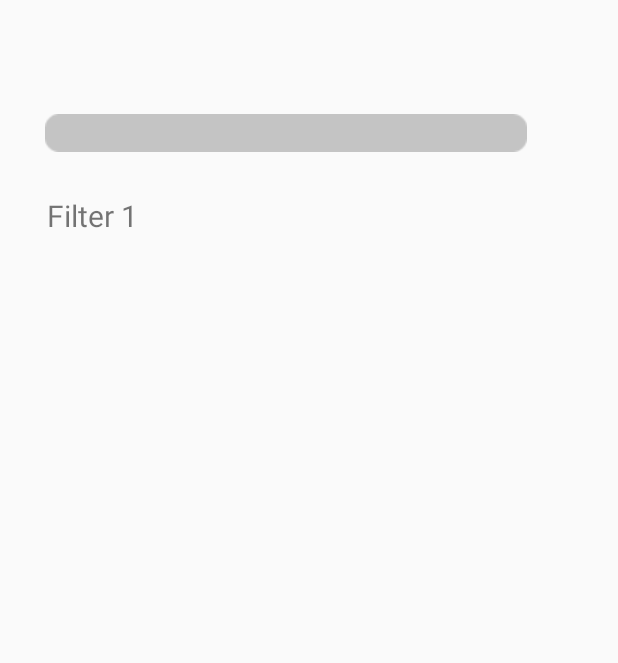
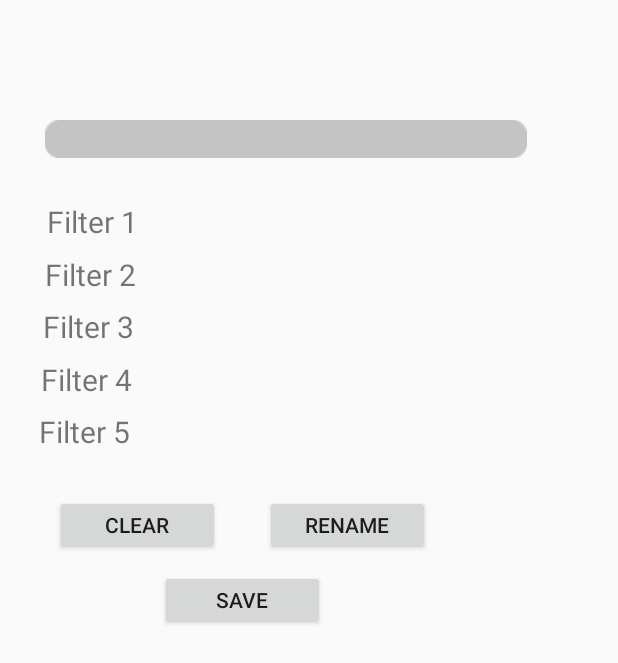
Before and after one commit to rezasyariefsn/DehazeApps, an Android app: the filter screen opened directly, with no data from a screen before it, on a phone screen of 412 x 824 dp. Shown: the top 663 px of the screen. Run offline under Robolectric (Android 15) with nearby library versions, the phone set to English and light mode, and no system bars; 25 statements that could not run were skipped.

Commit message:
update activity filter2

```diff
--- a/app/src/main/java/com/example/aplikasita/filter.java
+++ b/app/src/main/java/com/example/aplikasita/filter.java
@@ -7,43 +7,156 @@ import android.content.Intent;
 import android.content.SharedPreferences;
 import android.os.Bundle;
 import android.view.View;
+import android.widget.Button;
 import android.widget.TextView;
 
 public class filter extends AppCompatActivity {
 
-    private TextView namaFilter1;
+    private TextView namaFilter1, namaFilter2, namaFilter3, namaFilter4, namaFilter5;
+    private Button clear, rename, save;
     @Override
     protected void onCreate(Bundle savedInstanceState) {
         super.onCreate(savedInstanceState);
         setContentView(R.layout.activity_filter2);
         namaFilter1 = findViewById(R.id.NamaFilter1);
-        namaFilter1.setOnClickListener(new View.OnClickListener() {
+        namaFilter2 = findViewById(R.id.NamaFilter2);
+        namaFilter3 = findViewById(R.id.NamaFilter3);
+        namaFilter4 = findViewById(R.id.NamaFilter4);
+        namaFilter5 = findViewById(R.id.NamaFilter5);
+
+        clear = findViewById(R.id.clcButton);
+        rename = findViewById(R.id.renameButton);
+        save = findViewById(R.id.saveBtn);
+
+
+        // clear filter filter yang udah ke isi
+        clear.setOnClickListener(new View.OnClickListener() {
             @Override
             public void onClick(View v) {
 
             }
         });
+
+        // rename nama filter yang udah ke isi
+        rename.setOnClickListener(new View.OnClickListener() {
+            @Override
+            public void onClick(View v) {
+
+            }
+        });
+
+        // save untuk ada update perubahan
+        save.setOnClickListener(new View.OnClickListener() {
+            @Override
+            public void onClick(View v) {
+
+            }
+        });
+
+//        namaFilter1.setOnClickListener(new View.OnClickListener() {
+//            @Override
+//            public void onClick(View v) {
+//
+//            }
+//        });
         context = filter.this;
         Intent intent = getIntent();
         int dehaze; int bright; int contrast; int saturation;
         dehaze = intent.getIntExtra("dehazeLevel", 0);
         bright = intent.getIntExtra("brightLevel", 0);
-        contrast =  intent.getIntExtra("contrastLevell", 0);
+        contrast =  intent.getIntExtra("contrastLevel", 0);
         saturation =  intent.getIntExtra("saturationLevel", 0);
 
+        // ambil filter 1
+        // Dehaze
         filter1.edit().putInt("dehazeLevel", dehaze).apply();
+        // Brightness
+        filter1.edit().putInt("brightLevel", bright).apply();
+        // Contrast
+        filter1.edit().putInt("contrastLevel", contrast).apply();
+        // Saturation
+        filter1.edit().putInt("saturationLevel", saturation).apply();
         filter1 = context.getSharedPreferences("namaFilter1", MODE_PRIVATE);
+        String nama = filter1.getString("namaFilter1", "");
+
+        // ambil filter 2
+        // Dehaze
+        filter2.edit().putInt("dehazeLevel", dehaze).apply();
+        // Brightness
+        filter2.edit().putInt("brightLevel", bright).apply();
+        // Contrast
+        filter2.edit().putInt("contrastLevel", contrast).apply();
+        // Saturation
+        filter2.edit().putInt("saturationLevel", saturation).apply();
+        filter2 = context.getSharedPreferences("namaFilter2", MODE_PRIVATE);
+        String nama2 = filter2.getString("namaFilter2", "");
+
+        // ambil filter 3
+        // Dehaze
+        filter3.edit().putInt("dehazeLevel", dehaze).apply();
+        // Brightness
+        filter3.edit().putInt("brightLevel", bright).apply();
+        // Contrast
+        filter3.edit().putInt("contrastLevel", contrast).apply();
+        // Saturation
+        filter3.edit().putInt("saturationLevel", saturation).apply();
+        filter3 = context.getSharedPreferences("namaFilter3", MODE_PRIVATE);
+        String nama3 = filter3.getString("namaFilter3", "");
+
+        // ambil filter 4
+        // Dehaze
+        filter4.edit().putInt("dehazeLevel", dehaze).apply();
+        // Brightness
+        filter4.edit().putInt("brightLevel", bright).apply();
+        // Contrast
+        filter4.edit().putInt("contrastLevel", contrast).apply();
+        // Saturation
+        filter4.edit().putInt("saturationLevel", saturation).apply();
+        filter4 = context.getSharedPreferences("namaFilter2", MODE_PRIVATE);
+        String nama4 = filter4.getString("namaFilter4", "");
+
+        // ambil filter 5
+        // Dehaze
+        filter5.edit().putInt("dehazeLevel", dehaze).apply();
+        // Brightness
+        filter5.edit().putInt("brightLevel", bright).apply();
+        // Contrast
+        filter5.edit().putInt("contrastLevel", contrast).apply();
+        // Saturation
+        filter5.edit().putInt("saturationLevel", saturation).apply();
+        filter5 = context.getSharedPreferences("namaFilter2", MODE_PRIVATE);
+        String nama5 = filter5.getString("namaFilter5", "");
 
 
-        String nama = filter1.getString("namaFilter1", "");
-
-
-        //
-
+        // Filter 1
         filter1 = context.getSharedPreferences("dehazeLevel", MODE_PRIVATE);
         filter1 = context.getSharedPreferences("brightLevel", MODE_PRIVATE);
         filter1 = context.getSharedPreferences("contrastLevel", MODE_PRIVATE);
         filter1 = context.getSharedPreferences("saturationLevel", MODE_PRIVATE);
+
+        //Filter 2
+        filter2 = context.getSharedPreferences("dehazeLevel", MODE_PRIVATE);
+        filter2 = context.getSharedPreferences("brightLevel", MODE_PRIVATE);
+        filter2 = context.getSharedPreferences("contrastLevel", MODE_PRIVATE);
+        filter2 = context.getSharedPreferences("saturationLevel", MODE_PRIVATE);
+
+        //Filter 3
+        filter3 = context.getSharedPreferences("dehazeLevel", MODE_PRIVATE);
+        filter3 = context.getSharedPreferences("brightLevel", MODE_PRIVATE);
+        filter3 = context.getSharedPreferences("contrastLevel", MODE_PRIVATE);
+        filter3 = context.getSharedPreferences("saturationLevel", MODE_PRIVATE);
+
+        //Filter 4
+        filter4 = context.getSharedPreferences("dehazeLevel", MODE_PRIVATE);
+        filter4 = context.getSharedPreferences("brightLevel", MODE_PRIVATE);
+        filter4 = context.getSharedPreferences("contrastLevel", MODE_PRIVATE);
+        filter4 = context.getSharedPreferences("saturationLevel", MODE_PRIVATE);
+
+        //Filter 5
+        filter5 = context.getSharedPreferences("dehazeLevel", MODE_PRIVATE);
+        filter5 = context.getSharedPreferences("brightLevel", MODE_PRIVATE);
+        filter5 = context.getSharedPreferences("contrastLevel", MODE_PRIVATE);
+        filter5 = context.getSharedPreferences("saturationLevel", MODE_PRIVATE);
 
         // tinggall tambah nanti, sama button buat rename edit dll
 
--- a/app/src/main/res/layout/activity_filter2.xml
+++ b/app/src/main/res/layout/activity_filter2.xml
@@ -22,4 +22,64 @@
         android:layout_marginLeft="-320dp"
         android:layout_marginTop="130dp"/>
 
+    <TextView
+        android:id="@+id/NamaFilter2"
+        android:layout_width="wrap_content"
+        android:layout_height="wrap_content"
+        android:text="Filter 2"
+        android:textSize="20sp"
+        android:layout_marginLeft="-62dp"
+        android:layout_marginTop="165dp"/>
+
+    <TextView
+        android:id="@+id/NamaFilter3"
+        android:layout_width="wrap_content"
+        android:layout_height="wrap_content"
+        android:text="Filter 3"
+        android:textSize="20sp"
+        android:layout_marginLeft="-62dp"
+        android:layout_marginTop="200dp"/>
+
+    <TextView
+        android:id="@+id/NamaFilter4"
+        android:layout_width="wrap_content"
+        android:layout_height="wrap_content"
+        android:text="Filter 4"
+        android:textSize="20sp"
+        android:layout_marginLeft="-62dp"
+        android:layout_marginTop="235dp"/>
+
+    <TextView
+        android:id="@+id/NamaFilter5"
+        android:layout_width="wrap_content"
+        android:layout_height="wrap_content"
+        android:text="Filter 5"
+        android:textSize="20sp"
+        android:layout_marginLeft="-62dp"
+        android:layout_marginTop="270dp"/>
+
+    <Button
+        android:id="@+id/clcButton"
+        android:layout_width="110dp"
+        android:layout_height="40dp"
+        android:layout_marginTop="330dp"
+        android:layout_marginLeft="-50dp"
+        android:text="Clear"/>
+
+    <Button
+        android:id="@+id/renameButton"
+        android:layout_width="110dp"
+        android:layout_height="40dp"
+        android:layout_marginTop="330dp"
+        android:layout_marginLeft="30dp"
+        android:text="Rename"/>
+
+    <Button
+        android:id="@+id/saveBtn"
+        android:layout_width="110dp"
+        android:layout_height="40dp"
+        android:layout_marginTop="380dp"
+        android:layout_marginLeft="-180dp"
+        android:text="save"/>
+
 </LinearLayout>
```
